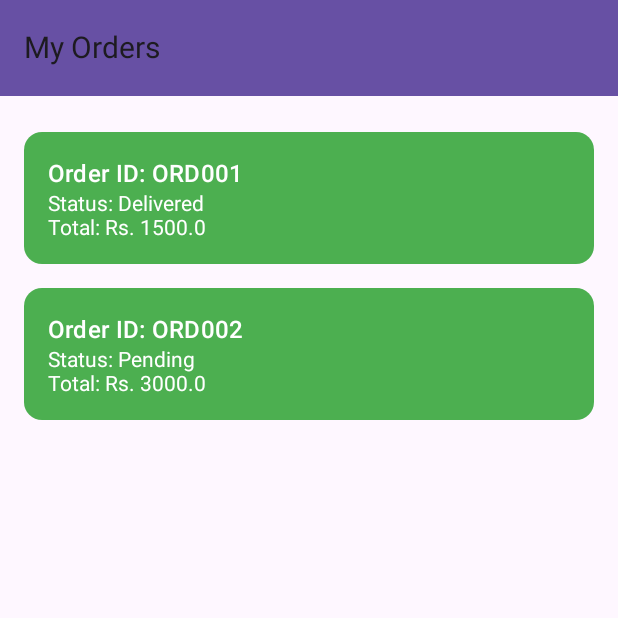
After one commit to aayush23091/SportsEquipmentStoreMobile, an Android app built with Jetpack Compose: the OrderActivity screen opened directly, with no data from a screen before it, on a phone screen of 412 x 824 dp, the top half of it. The commit adds this screen. Run offline under Robolectric (Android 15) with nearby library versions, the light colour scheme and no system bars.

Commit message:
OrderActivity added

```diff
--- /dev/null
+++ b/app/src/main/java/com/example/sportsequipmentstore/view/OrderActivity.kt
@@ -0,0 +1,84 @@
+
+package com.example.sportsequipmentstore.view
+
+import android.os.Bundle
+import androidx.activity.ComponentActivity
+import androidx.activity.compose.setContent
+import androidx.compose.foundation.layout.*
+import androidx.compose.foundation.lazy.LazyColumn
+import androidx.compose.foundation.lazy.items
+import androidx.compose.material3.*
+import androidx.compose.runtime.Composable
+import androidx.compose.ui.Modifier
+import androidx.compose.ui.graphics.Color
+import androidx.compose.ui.unit.dp
+import androidx.compose.ui.unit.sp
+import com.example.sportsequipmentstore.model.OrderModel
+
+class OrderActivity : ComponentActivity() {
+    override fun onCreate(savedInstanceState: Bundle?) {
+        super.onCreate(savedInstanceState)
+        setContent {
+            OrderScreen()
+        }
+    }
+}
+
+@OptIn(ExperimentalMaterial3Api::class)
+@Composable
+fun OrderScreen() {
+    val dummyOrders = listOf(
+        OrderModel(
+            orderId = "ORD001",
+            userId = "USR001",
+            totalAmount = 1500.0,
+            orderStatus = "Delivered"
+        ),
+        OrderModel(
+            orderId = "ORD002",
+            userId = "USR002",
+            totalAmount = 3000.0,
+            orderStatus = "Pending"
+        )
+    )
+
+    Scaffold(
+        topBar = {
+            TopAppBar(
+                title = { Text("My Orders", fontSize = 20.sp) },
+                colors = TopAppBarDefaults.topAppBarColors(
+                    containerColor = MaterialTheme.colorScheme.primary
+                )
+            )
+        }
+    ) { paddingValues ->
+        LazyColumn(
+            contentPadding = paddingValues,
+            modifier = Modifier
+                .fillMaxSize()
+                .padding(16.dp)
+        ) {
+            items(dummyOrders) { order ->
+                OrderCard(order)
+            }
+        }
+    }
+}
+
+@Composable
+fun OrderCard(order: OrderModel) {
+    Card(
+        modifier = Modifier
+            .fillMaxWidth()
+            .padding(vertical = 8.dp),
+        colors = CardDefaults.cardColors(
+            containerColor = Color(0xFF4CAF50) // Green background
+        )
+    ) {
+        Column(modifier = Modifier.padding(16.dp)) {
+            Text("Order ID: ${order.orderId}", style = MaterialTheme.typography.titleMedium, color = Color.White)
+            Text("Status: ${order.orderStatus}", color = Color.White)
+            Text("Total: Rs. ${order.totalAmount}", color = Color.White)
+        }
+    }
+}
--- a/app/src/main/res/values/strings.xml
+++ b/app/src/main/res/values/strings.xml
@@ -11,4 +11,5 @@
     <string name="title_activity_edit_profile">EditProfileActivity</string>
     <string name="title_activity_cart_activity.kt">CartActivity.kt</string>
     <string name="title_activity_cart">CartActivity</string>
+    <string name="title_activity_order">OrderActivity</string>
 </resources>
```
Also changed, not shown: app/build.gradle.kts (+6 -1 lines), app/src/main/AndroidManifest.xml (+11 -0 lines), app/src/main/java/com/example/sportsequipmentstore/viewmodel/OrderViewModel.kt (added, +49 -0 lines), app/src/main/java/com/example/sportsequipmentstore/viewmodel/OrderViewModelFactory.kt (added, +15 -0 lines).
